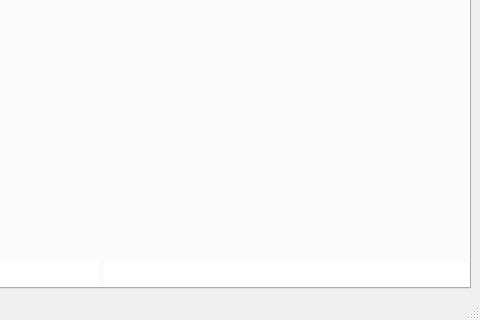
This is interface.ui in victokryl2/ARCHIVES_VIEWER as Qt 5 draws it before an edit; both pictures show x 485 to 965 and y 261 to 581 of the 965 by 581 pixel window. The edited form follows.
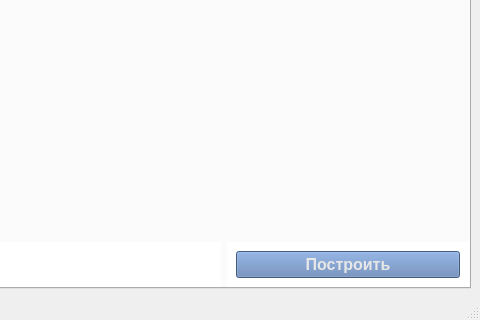
This is the edited form. The open tabs and pages were chosen to show the change.

Commit message: сделал кнопку Построить

```diff
--- a/interface.ui
+++ b/interface.ui
@@ -425,6 +425,19 @@
             </property>
            </widget>
           </item>
+          <item>
+           <widget class="QWidget" name="widget_8" native="true">
+            <property name="sizePolicy">
+             <sizepolicy hsizetype="Expanding" vsizetype="Preferred">
+              <horstretch>0</horstretch>
+              <verstretch>0</verstretch>
+             </sizepolicy>
+            </property>
+            <property name="styleSheet">
+             <string notr="true">background-color: rgb(255, 255, 255);</string>
+            </property>
+           </widget>
+          </item>
           <item>
            <widget class="QWidget" name="widget_7" native="true">
             <property name="sizePolicy">
@@ -436,6 +449,26 @@
             <property name="styleSheet">
              <string notr="true">background-color: rgb(255, 255, 255);</string>
             </property>
+            <layout class="QVBoxLayout" name="verticalLayout_12">
+             <item>
+              <widget class="QPushButton" name="pushButton_3">
+               <property name="font">
+                <font>
+                 <pointsize>12</pointsize>
+                 <weight>75</weight>
+                 <bold>true</bold>
+                </font>
+               </property>
+               <property name="styleSheet">
+                <string notr="true">background-color: rgb(94, 128, 179);
+color: rgb(231, 231, 231);</string>
+               </property>
+               <property name="text">
+                <string>Построить</string>
+               </property>
+              </widget>
+             </item>
+            </layout>
            </widget>
           </item>
          </layout>
```
The commit also changes 2 other files.
